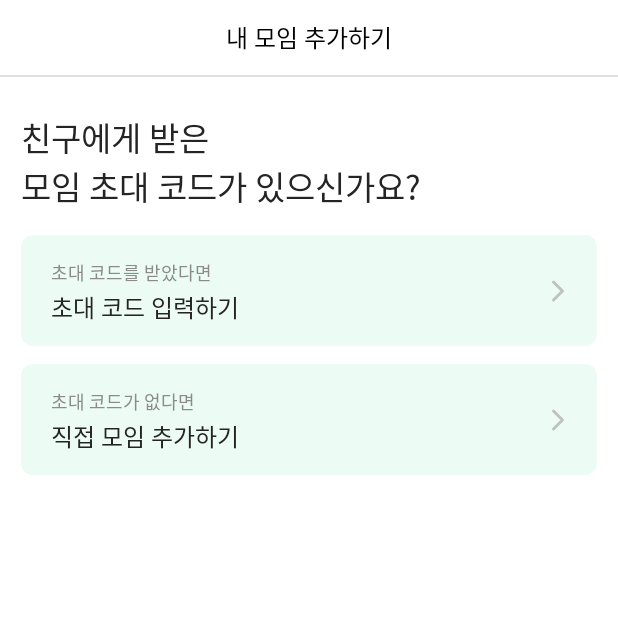
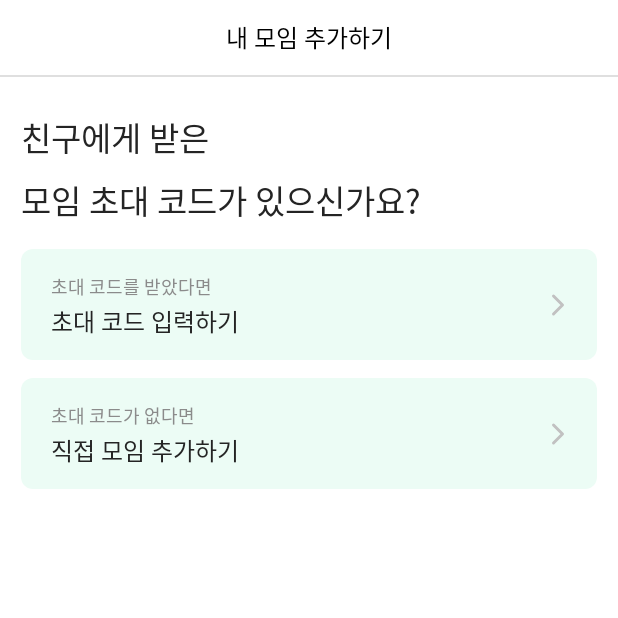
Before and after one commit to OMZigak/KKUM_ANDROID, an Android app built with Jetpack Compose: the fragment AddMyGroupFragment shown on its own in the app's theme, on a phone screen of 412 x 824 dp, the top half of it. Run offline under Robolectric (Android 15) with nearby library versions, the phone set to English and light mode, and no system bars; our stand-ins replace data binding; Roboto replaces fonts that are not available here.

Commit message:
#35 [add] : text head01에 lineHeight 적용

```diff
--- a/feature/src/main/res/values/text_appearance.xml
+++ b/feature/src/main/res/values/text_appearance.xml
@@ -35,6 +35,7 @@
     <style name="TextAppearance.Kkumul.head_01" parent="">
         <item name="android:textSize">22sp</item>
         <item name="android:fontFamily">@font/pretendard_semibold</item>
+        <item name="android:lineHeight">35.2dp</item>
         <item name="android:lineSpacingMultiplier">1.6</item>
     </style>
 
```
